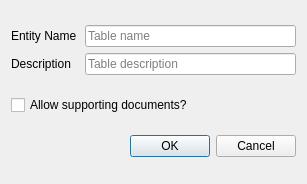
Old version of the form ui/wizard/ui_entity.ui in the repository gltn/stdm.
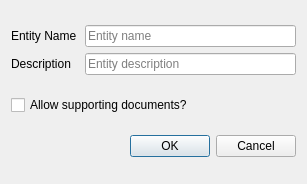
New version of the form.

The edit to the form file:
```diff
--- a/ui/wizard/ui_entity.ui
+++ b/ui/wizard/ui_entity.ui
@@ -43,7 +43,7 @@
         </size>
        </property>
        <property name="placeholderText">
-        <string>Table description</string>
+        <string>Entity description</string>
        </property>
       </widget>
      </item>
@@ -82,7 +82,7 @@
      <item row="0" column="1">
       <widget class="QLineEdit" name="edtTable">
        <property name="placeholderText">
-        <string>Table name</string>
+        <string>Entity name</string>
        </property>
       </widget>
      </item>
```
